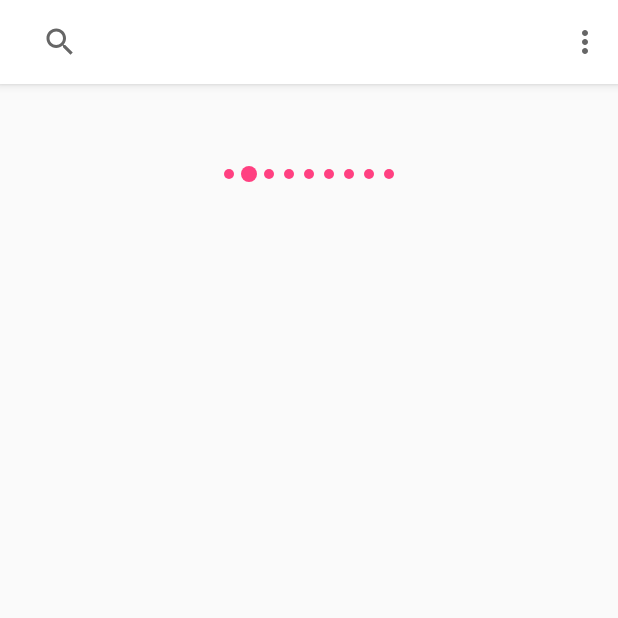
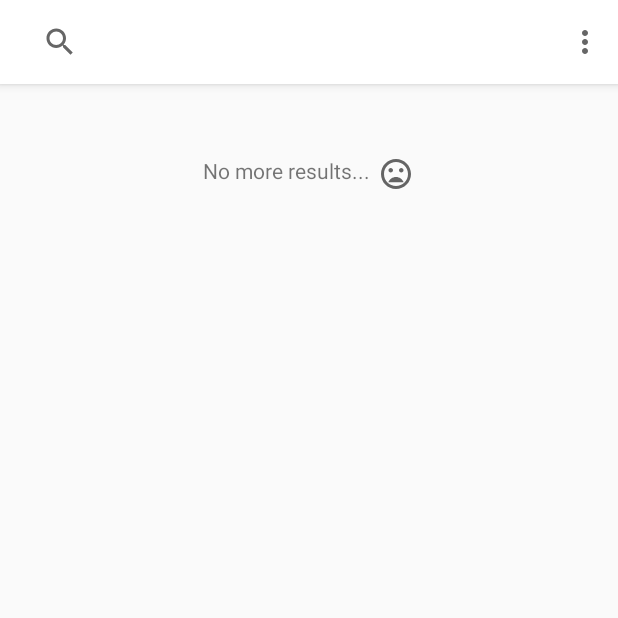
Before and after one commit to Dhananjaypathak27/FoodRecipes, an Android app: the screen it shows after launch (RecipeListActivity), after a tap on "Barbeque", on a phone screen of 412 x 824 dp, the top half of it. Run offline under Robolectric (Android 15) with nearby library versions, the phone set to English and light mode, and no system bars; our stand-ins replace CircleImageView; pictures from the network do not load; 2 statements that could not run were skipped.

Commit message:
final commit

```diff
--- a/app/src/main/java/in/xparticle/foodrecipes/RecipeListActivity.java
+++ b/app/src/main/java/in/xparticle/foodrecipes/RecipeListActivity.java
@@ -75,7 +75,8 @@ public class RecipeListActivity extends BaseActivity implements OnRecipeListener
             @Override
             public void onChanged(Boolean aBoolean) {
                 if(aBoolean){
-                    Log.d(TAG, "onChanged: the query is exhausted ..");
+//                    Log.d(TAG, "onChanged: the query is exhausted ..");
+                    mAdapter.setQueryExhausted();
                 }
             }
         });
--- a/app/src/main/java/in/xparticle/foodrecipes/adapters/RecipeRecyclerAdapter.java
+++ b/app/src/main/java/in/xparticle/foodrecipes/adapters/RecipeRecyclerAdapter.java
@@ -24,6 +24,7 @@ public class RecipeRecyclerAdapter extends RecyclerView.Adapter<RecyclerView.Vie
     private static final int RECIPE_TYPE = 1;
     private static final int LOADING_TYPE = 2;
     private static final int CATEGORY_TYPE = 3;
+    private static final int EXHAUSTED_TYPE = 4;
 
     private List<Recipe> mRecipes;
     private OnRecipeListener mOnRecipeListener;
@@ -47,6 +48,11 @@ public class RecipeRecyclerAdapter extends RecyclerView.Adapter<RecyclerView.Vie
             case LOADING_TYPE:{
                 view = LayoutInflater.from(viewGroup.getContext()).inflate(R.layout.layout_loading_list_item, viewGroup, false);
                 return new LoadingViewHolder(view);
+            }
+
+            case EXHAUSTED_TYPE:{
+                view = LayoutInflater.from(viewGroup.getContext()).inflate(R.layout.layout_search_exhaused, viewGroup, false);
+                return new SearchExhaustedViewHolder(view);
             }
             case CATEGORY_TYPE:{
                 view = LayoutInflater.from(viewGroup.getContext()).inflate(R.layout.layout_category_list_item, viewGroup, false);
@@ -108,6 +114,9 @@ public class RecipeRecyclerAdapter extends RecyclerView.Adapter<RecyclerView.Vie
         else if(mRecipes.get(position).getTitle().equals("LOADING...")){
             return LOADING_TYPE;
         }
+        else if(mRecipes.get(position).getTitle().equals("EXHAUSTED...")){
+            return EXHAUSTED_TYPE;
+        }
         else if(position == mRecipes.size() - 1
                 && position != 0
                 && !mRecipes.get(position).getTitle().equals("EXHAUSTED...")){
@@ -117,6 +126,26 @@ public class RecipeRecyclerAdapter extends RecyclerView.Adapter<RecyclerView.Vie
             return RECIPE_TYPE;
         }
     }
+
+    public void setQueryExhausted(){
+        hideLoading();
+        Recipe exhaustedRecipe  = new Recipe();
+        exhaustedRecipe.setTitle("EXHAUSTED...");
+        mRecipes.add(exhaustedRecipe);
+        notifyDataSetChanged();
+    }
+
+    private void hideLoading(){
+        if(isLoading()){
+            for(Recipe recipe:mRecipes){
+                if(recipe.getTitle().equals("LOADING...")){
+                    mRecipes.remove(recipe);
+                }
+            }
+            notifyDataSetChanged();
+        }
+    }
+
 
     public void displayLoading(){
         if(!isLoading()){
--- /dev/null
+++ b/app/src/main/java/in/xparticle/foodrecipes/adapters/SearchExhaustedViewHolder.java
@@ -0,0 +1,13 @@
+package in.xparticle.foodrecipes.adapters;
+
+import android.view.View;
+
+import androidx.annotation.NonNull;
+import androidx.recyclerview.widget.RecyclerView;
+
+public class SearchExhaustedViewHolder extends RecyclerView.ViewHolder {
+
+    public SearchExhaustedViewHolder(@NonNull View itemView) {
+        super(itemView);
+    }
+}
--- a/app/src/main/java/in/xparticle/foodrecipes/repositories/RecipeRepository.java
+++ b/app/src/main/java/in/xparticle/foodrecipes/repositories/RecipeRepository.java
@@ -49,7 +49,7 @@ public class RecipeRepository {
     }
     private void doneQuery(List<Recipe> list){
         if(list != null){
-            if(list.size() < 30){
+            if(list.size() % 30 !=0){
                 mIsQueryExhausted.setValue(true);
             }
         }
--- /dev/null
+++ b/app/src/main/res/drawable/ic_baseline_mood_bad_24.xml
@@ -0,0 +1,10 @@
+<vector xmlns:android="http://schemas.android.com/apk/res/android"
+    android:width="24dp"
+    android:height="24dp"
+    android:viewportWidth="24"
+    android:viewportHeight="24"
+    android:tint="?attr/colorControlNormal">
+  <path
+      android:fillColor="@android:color/white"
+      android:pathData="M11.99,2C6.47,2 2,6.48 2,12s4.47,10 9.99,10C17.52,22 22,17.52 22,12S17.52,2 11.99,2zM12,20c-4.42,0 -8,-3.58 -8,-8s3.58,-8 8,-8 8,3.58 8,8 -3.58,8 -8,8zM15.5,11c0.83,0 1.5,-0.67 1.5,-1.5S16.33,8 15.5,8 14,8.67 14,9.5s0.67,1.5 1.5,1.5zM8.5,11c0.83,0 1.5,-0.67 1.5,-1.5S9.33,8 8.5,8 7,8.67 7,9.5 7.67,11 8.5,11zM12,14c-2.33,0 -4.31,1.46 -5.11,3.5h10.22c-0.8,-2.04 -2.78,-3.5 -5.11,-3.5z"/>
+</vector>
--- /dev/null
+++ b/app/src/main/res/layout/layout_search_exhaused.xml
@@ -0,0 +1,17 @@
+<?xml version="1.0" encoding="utf-8"?>
+
+<RelativeLayout android:layout_width="match_parent"
+    android:layout_height="@dimen/recycler_loading_view_height"
+    xmlns:android="http://schemas.android.com/apk/res/android" >
+
+    <TextView
+        xmlns:android="http://schemas.android.com/apk/res/android"
+        android:layout_width="wrap_content"
+        android:layout_height="wrap_content"
+        android:text="No more results..."
+        android:drawableEnd="@drawable/ic_baseline_mood_bad_24"
+        android:layout_centerInParent="true"
+        android:padding="5dp"
+        android:drawablePadding="5dp"/>
+
+</RelativeLayout>
--- /dev/null
+++ b/app/src/main/res/xml/network_security_config.xml
@@ -0,0 +1,6 @@
+<?xml version="1.0" encoding="utf-8"?>
+<network-security-config>
+    <domain-config cleartextTrafficPermitted="true">
+        <domain includeSubdomains="true">static.recipesapi.herokuapp.com</domain>
+    </domain-config>
+</network-security-config>
```
